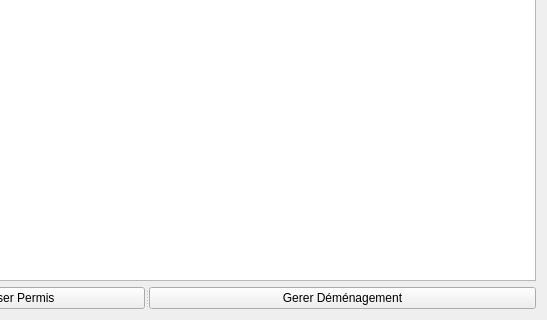
This is CODE/dialogsalarie.ui in dervieuxC/gestionDemenagementCorrige as Qt 5 draws it before an edit; both pictures show x 468 to 1015 and y 161 to 481 of the 1015 by 481 pixel window. The edited form follows.
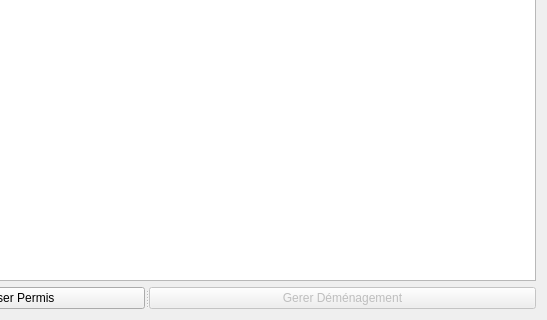
This is the edited form.

Patch:
```diff
--- a/CODE/dialogsalarie.ui
+++ b/CODE/dialogsalarie.ui
@@ -77,7 +77,10 @@
        <string>Passer Permis</string>
       </property>
      </widget>
-     <widget class="QPushButton" name="pushButtonDemandeAbsence_2">
+     <widget class="QPushButton" name="pushButtonGererDemenagement">
+      <property name="enabled">
+       <bool>false</bool>
+      </property>
       <property name="text">
        <string>Gerer Déménagement</string>
       </property>
```
Left out of the diff: 2 changed lines with no effect on the pictures.
